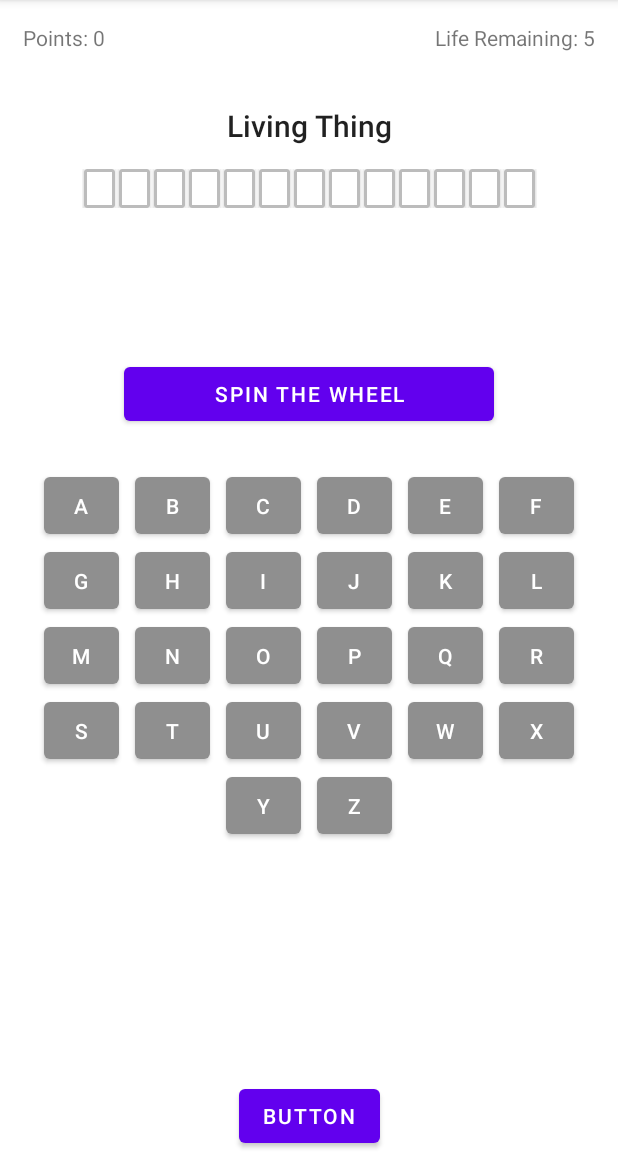
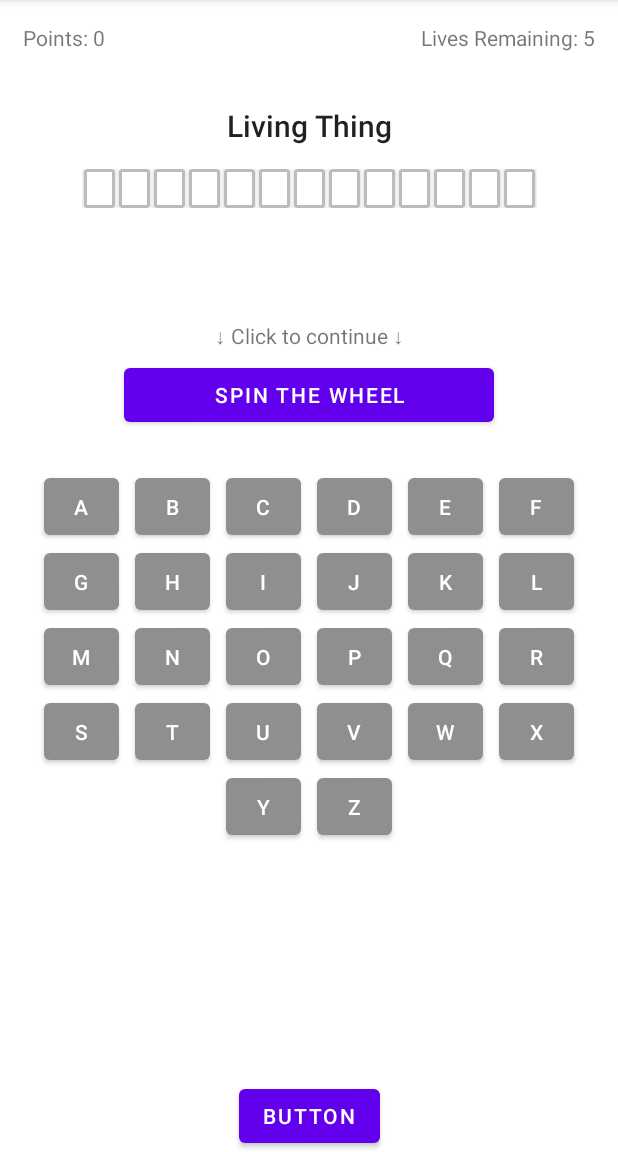
Before and after one commit to rjdp123/s205357-Wheel_of_Fortune, an Android app: the screen it shows after launch (MainActivity), after a tap on "Play Game", on a phone screen of 412 x 824 dp, the part 84-1236 px from its top. Run offline under Robolectric (Android 15) with nearby library versions, the phone set to English and light mode, and no system bars.

Commit message:
Små tweaks

```diff
--- a/app/src/main/java/com/example/s205357_wheeloffortune/MainActivity.kt
+++ b/app/src/main/java/com/example/s205357_wheeloffortune/MainActivity.kt
@@ -32,8 +32,8 @@ class MainActivity : AppCompatActivity() {
 
     var bankrupt = false
 
-    private val possibleSpins = listOf<String>("extra", "miss", "bankrupt", "50", "100", "250", "500", "1000", "1500", "2500")
-    var spinnedString: String = ""
+    private val possibleSpins = listOf<String>("extra", "miss", "bankrupt", "extra", "miss", "50", "100", "150", "200", "250", "300", "500", "1000", "1500", "2500")
+    var spinnedString: String = "↓ Click to continue ↓"
     private var spinnedInt by Delegates.notNull<Int>()
 
     val alphabet = listOf<String>("a", "b", "c", "d", "e", "f", "g", "h", "i", "j", "k", "l", "m", "n", "o", "p", "q", "r", "s", "t", "u", "v", "w", "x", "y", "z")
@@ -112,6 +112,7 @@ class MainActivity : AppCompatActivity() {
         }
          */
 
+        spinnedString = ""
         enableLetterButtons = false
         enableSpinButton = true
         checkLives()
@@ -135,6 +136,7 @@ class MainActivity : AppCompatActivity() {
             }
             else -> {
                 spinnedInt = spinnedString.toInt()
+                spinnedString = "You spun: " + spinnedString
                 enableLetterButtons = true
                 enableSpinButton = false
             }
--- a/app/src/main/java/com/example/s205357_wheeloffortune/fragments/GamePlayFragment.kt
+++ b/app/src/main/java/com/example/s205357_wheeloffortune/fragments/GamePlayFragment.kt
@@ -47,7 +47,7 @@ class GamePlayFragment() : Fragment() {
 
         // Viser tilbageværende liv
         val remainingLifeTextView: TextView = view.findViewById(R.id.remaininglife)
-        remainingLifeTextView.text = "Life Remaining: " + mainActivity.remaininglife.toString()
+        remainingLifeTextView.text = "Lives Remaining: " + mainActivity.remaininglife.toString()
 
 
         // Testknap
```
